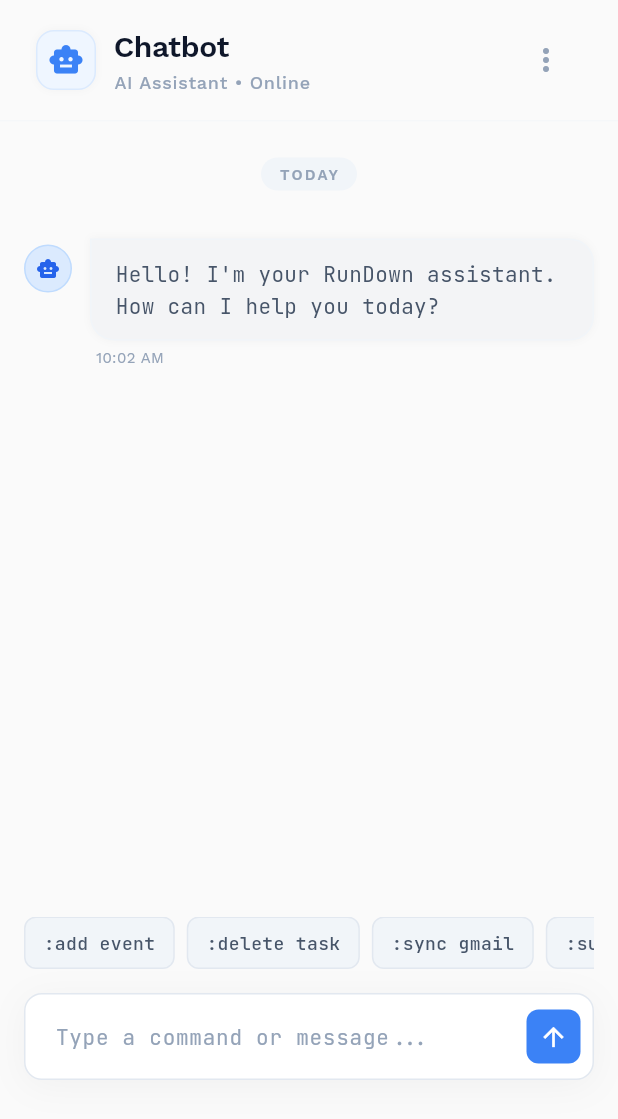
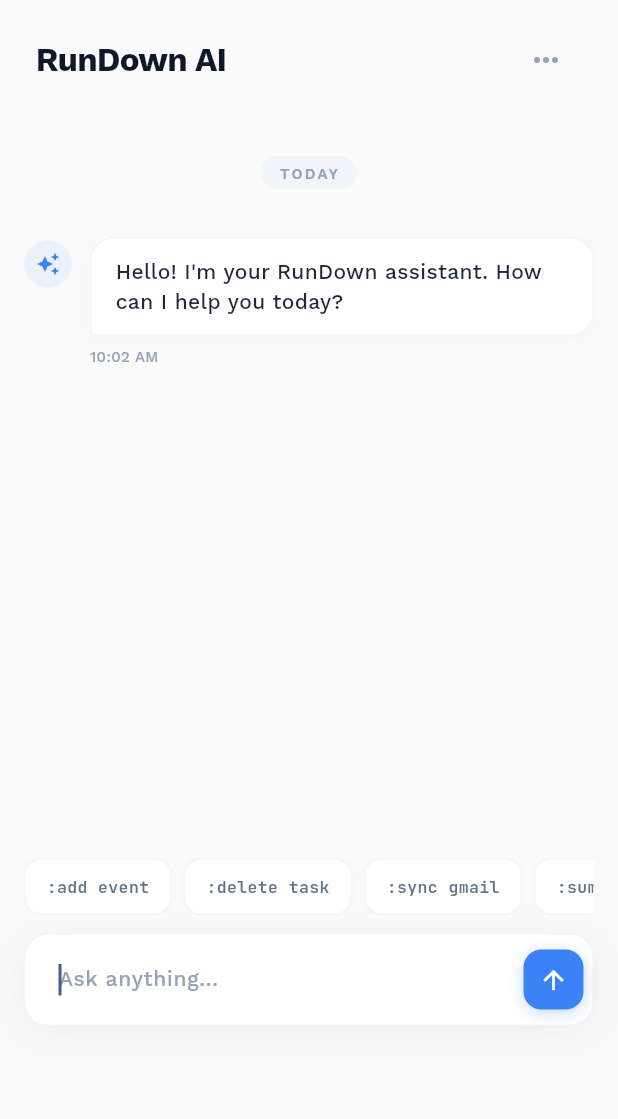
Before and after one commit to rajatsinghten/RundownTask, a Flutter app: the ChatbotScreen screen opened directly, on a phone screen of 412 x 824 dp. Shown: the top 1119 px of the screen. Run offline on Flutter 3.47's test engine with Material 3 defaults, Android fonts, the phone set to English and light mode, and no system bars; our stand-ins replace google_fonts.

Commit message:
Chatbot page fix

```diff
--- a/lib/features/chatbot/screens/chatbot_screen.dart
+++ b/lib/features/chatbot/screens/chatbot_screen.dart
@@ -37,7 +37,7 @@
             Expanded(child: _buildMessageList()),
             _buildQuickActions(),
             _buildInputBar(),
-            const SizedBox(height: 96), // Space for bottom nav
+            const SizedBox(height: 140), // Ensures input clears bottom nav hit-test area
           ],
         ),
       ),
@@ -45,68 +45,28 @@
   }
 
   Widget _buildHeader() {
-    return Container(
+    return Padding(
       padding: const EdgeInsets.symmetric(horizontal: 24, vertical: 16),
-      decoration: BoxDecoration(
-        color: AppColors.background.withOpacity(0.9),
-        border: Border(
-          bottom: BorderSide(
-            color: AppColors.slate100.withOpacity(0.5),
-          ),
-        ),
-      ),
       child: Row(
+        mainAxisAlignment: MainAxisAlignment.spaceBetween,
         children: [
-          Container(
-            width: 40,
-            height: 40,
-            decoration: BoxDecoration(
-              color: AppColors.blue50,
-              borderRadius: BorderRadius.circular(12),
-              border: Border.all(color: AppColors.blue100),
-              boxShadow: [
-                BoxShadow(
-                  color: Colors.black.withOpacity(0.03),
-                  blurRadius: 4,
-                ),
-              ],
-            ),
-            child: const Icon(
-              Icons.smart_toy,
-              size: 24,
-              color: AppColors.primary,
-            ),
-          ),
-          const SizedBox(width: 12),
-          Expanded(
-            child: Column(
-              crossAxisAlignment: CrossAxisAlignment.start,
+          Row(
             children: [
               Text(
-                  'Chatbot',
+                'RunDown AI',
                 style: GoogleFonts.workSans(
-                    fontSize: 20,
-                    fontWeight: FontWeight.w600,
+                  fontSize: 22,
+                  fontWeight: FontWeight.w700,
                   color: AppColors.textSlate900,
-                    letterSpacing: -0.3,
-                  ),
-                ),
-                Text(
-                  'AI Assistant • Online',
-                  style: GoogleFonts.workSans(
-                    fontSize: 12,
-                    fontWeight: FontWeight.w500,
-                    color: AppColors.textSlate400,
-                    letterSpacing: 0.5,
+                  letterSpacing: -0.5,
                 ),
               ),
             ],
           ),
-          ),
           IconButton(
             onPressed: () {},
             icon: const Icon(
-              Icons.more_vert,
+              Icons.more_horiz,
               color: AppColors.textSlate400,
             ),
           ),
@@ -117,7 +77,7 @@
 
   Widget _buildMessageList() {
     return ListView(
-      padding: const EdgeInsets.symmetric(horizontal: 16, vertical: 24),
+      padding: const EdgeInsets.fromLTRB(16, 24, 16, 8),
       children: [
         // "Today" badge
         Center(
@@ -149,24 +109,24 @@
     final isBot = msg['isBot'] as bool;
 
     return Padding(
-      padding: const EdgeInsets.only(bottom: 24),
+      padding: const EdgeInsets.only(bottom: 20),
       child: Row(
         crossAxisAlignment: CrossAxisAlignment.start,
+        mainAxisAlignment: isBot ? MainAxisAlignment.start : MainAxisAlignment.end,
         children: [
           if (isBot) ...[
             Container(
               width: 32,
               height: 32,
-              margin: const EdgeInsets.only(top: 4),
+              margin: const EdgeInsets.only(top: 2),
               decoration: BoxDecoration(
-                color: AppColors.blue100,
+                color: AppColors.primary.withOpacity(0.08),
                 shape: BoxShape.circle,
-                border: Border.all(color: AppColors.blue200),
               ),
               child: const Icon(
-                Icons.smart_toy,
+                Icons.auto_awesome,
                 size: 16,
-                color: AppColors.blue600,
+                color: AppColors.primary,
               ),
             ),
             const SizedBox(width: 12),
@@ -182,48 +142,51 @@
                     vertical: 12,
                   ),
                   decoration: BoxDecoration(
-                    color: isBot ? AppColors.chatBubbleAi : AppColors.primary,
+                    color: isBot ? Colors.white : AppColors.primary,
                     borderRadius: BorderRadius.only(
-                      topLeft: Radius.circular(isBot ? 0 : 16),
+                      topLeft: const Radius.circular(16),
                       topRight: const Radius.circular(16),
-                      bottomLeft: const Radius.circular(16),
-                      bottomRight: Radius.circular(isBot ? 16 : 0),
+                      bottomLeft: Radius.circular(isBot ? 4 : 16),
+                      bottomRight: Radius.circular(isBot ? 16 : 4),
                     ),
                     border: isBot
                         ? Border.all(color: AppColors.slate100)
                         : null,
                     boxShadow: [
                       BoxShadow(
-                        color: Colors.black.withOpacity(0.03),
-                        blurRadius: 4,
+                        color: Colors.black.withOpacity(isBot ? 0.02 : 0.08),
+                        blurRadius: 8,
+                        offset: const Offset(0, 2),
                       ),
                     ],
                   ),
                   child: Text(
                     msg['text'] as String,
-                    style: GoogleFonts.jetBrainsMono(
+                    style: GoogleFonts.workSans(
                       fontSize: 14,
+                      fontWeight: FontWeight.w500,
                       color: isBot
-                          ? AppColors.textSlate600
+                          ? AppColors.textSlate800
                           : Colors.white,
-                      height: 1.5,
+                      height: 1.4,
                     ),
                   ),
                 ),
-                const SizedBox(height: 4),
-                Padding(
-                  padding: const EdgeInsets.only(left: 4),
-                  child: Text(
+                const SizedBox(height: 6),
+                Text(
                   msg['time'] as String,
                   style: GoogleFonts.workSans(
                     fontSize: 10,
+                    fontWeight: FontWeight.w500,
                     color: AppColors.textSlate400,
-                    ),
                   ),
                 ),
               ],
             ),
           ),
+          if (!isBot) ...[
+            const SizedBox(width: 8),
+          ],
         ],
       ),
     );
@@ -233,9 +196,10 @@
     final actions = [':add event', ':delete task', ':sync gmail', ':summary'];
 
     return Container(
-      padding: const EdgeInsets.fromLTRB(16, 0, 16, 8),
+      padding: const EdgeInsets.fromLTRB(16, 8, 16, 12),
       child: SingleChildScrollView(
         scrollDirection: Axis.horizontal,
+        physics: const BouncingScrollPhysics(),
         child: Row(
           children: actions.map((action) {
             return Padding(
@@ -246,20 +210,26 @@
                 },
                 child: Container(
                   padding: const EdgeInsets.symmetric(
-                    horizontal: 12,
-                    vertical: 8,
+                    horizontal: 14,
+                    vertical: 10,
                   ),
                   decoration: BoxDecoration(
-                    color: AppColors.slate100,
-                    borderRadius: BorderRadius.circular(8),
-                    border: Border.all(color: AppColors.slate200),
+                    color: Colors.white,
+                    borderRadius: BorderRadius.circular(12),
+                    border: Border.all(color: AppColors.slate100),
+                    boxShadow: [
+                      BoxShadow(
+                        color: Colors.black.withOpacity(0.02),
+                        blurRadius: 4,
+                      ),
+                    ],
                   ),
                   child: Text(
                     action,
                     style: GoogleFonts.jetBrainsMono(
-                      fontSize: 12,
-                      fontWeight: FontWeight.w500,
-                      color: AppColors.textSlate600,
+                      fontSize: 11,
+                      fontWeight: FontWeight.w600,
+                      color: AppColors.textSlate500,
                     ),
                   ),
                 ),
@@ -273,33 +243,34 @@
 
   Widget _buildInputBar() {
     return Padding(
-      padding: const EdgeInsets.symmetric(horizontal: 16, vertical: 8),
+      padding: const EdgeInsets.symmetric(horizontal: 16),
       child: Container(
         decoration: BoxDecoration(
           color: Colors.white,
-          borderRadius: BorderRadius.circular(12),
+          borderRadius: BorderRadius.circular(16),
           boxShadow: [
             BoxShadow(
-              color: Colors.black.withOpacity(0.04),
+              color: Colors.black.withOpacity(0.05),
               blurRadius: 20,
               offset: const Offset(0, 4),
             ),
           ],
-          border: Border.all(color: AppColors.slate200),
+          border: Border.all(color: AppColors.slate100),
         ),
-        padding: const EdgeInsets.all(4),
+        padding: const EdgeInsets.all(6),
         child: Row(
           children: [
             Expanded(
               child: TextField(
                 controller: _messageController,
-                style: GoogleFonts.jetBrainsMono(
+                style: GoogleFonts.workSans(
                   fontSize: 14,
+                  fontWeight: FontWeight.w500,
                   color: AppColors.textSlate800,
                 ),
                 decoration: InputDecoration(
-                  hintText: 'Type a command or message...',
-                  hintStyle: GoogleFonts.jetBrainsMono(
+                  hintText: 'Ask anything...',
+                  hintStyle: GoogleFonts.workSans(
                     fontSize: 14,
                     color: AppColors.textSlate400,
                   ),
@@ -309,25 +280,30 @@
                     vertical: 12,
                   ),
                 ),
+                autofocus: true,
                 onSubmitted: (text) => _sendMessage(text),
               ),
             ),
-            Container(
-              margin: const EdgeInsets.only(right: 4),
-              child: Material(
+            GestureDetector(
+              onTap: () => _sendMessage(_messageController.text),
+              child: Container(
+                width: 40,
+                height: 40,
+                decoration: BoxDecoration(
                   color: AppColors.primary,
-                borderRadius: BorderRadius.circular(8),
-                child: InkWell(
-                  borderRadius: BorderRadius.circular(8),
-                  onTap: () => _sendMessage(_messageController.text),
-                  child: const Padding(
-                    padding: EdgeInsets.all(8),
-                    child: Icon(
+                  borderRadius: BorderRadius.circular(12),
+                  boxShadow: [
+                    BoxShadow(
+                      color: AppColors.primary.withOpacity(0.3),
+                      blurRadius: 8,
+                      offset: const Offset(0, 2),
+                    ),
+                  ],
+                ),
+                child: const Icon(
                   Icons.arrow_upward,
                   size: 20,
                   color: Colors.white,
-                    ),
-                  ),
                 ),
               ),
             ),
--- a/lib/shared/widgets/main_screen.dart
+++ b/lib/shared/widgets/main_screen.dart
@@ -197,8 +197,8 @@
             index: 2,
           ),
           _buildNavItem(
-            icon: Icons.smart_toy_outlined,
-            activeIcon: Icons.smart_toy,
+            icon: Icons.chat_bubble_outline_rounded,
+            activeIcon: Icons.chat_bubble_rounded,
             label: 'Chatbot',
             index: 3,
           ),
```
Lines whose indentation alone changed are shown as unchanged.
